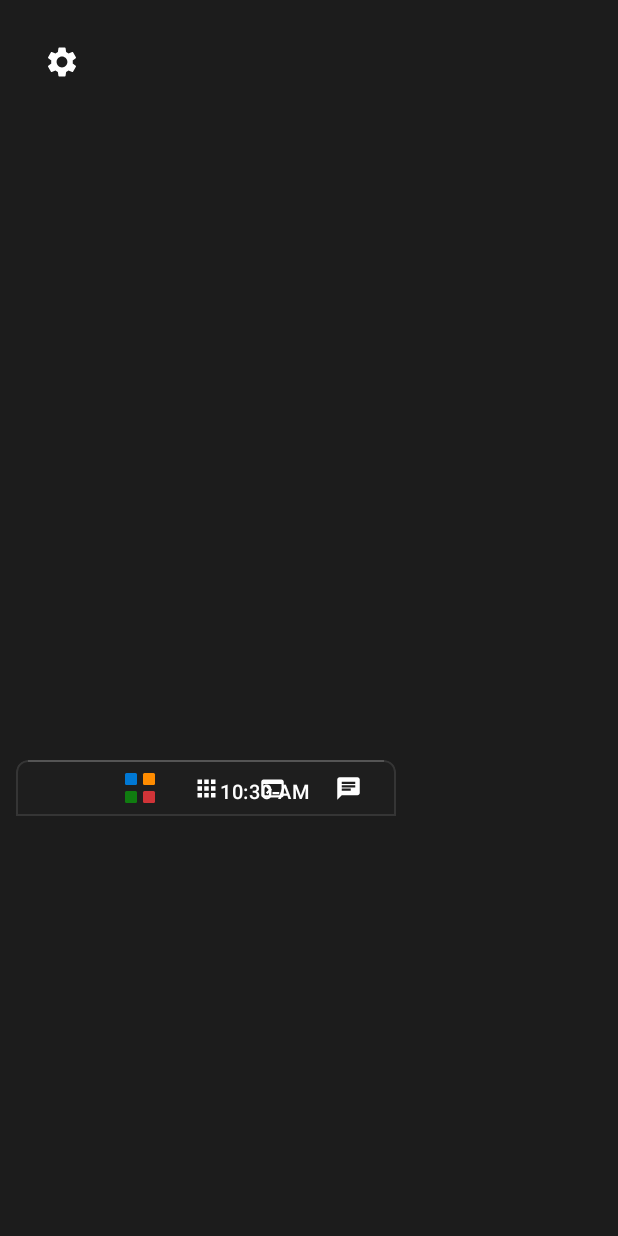
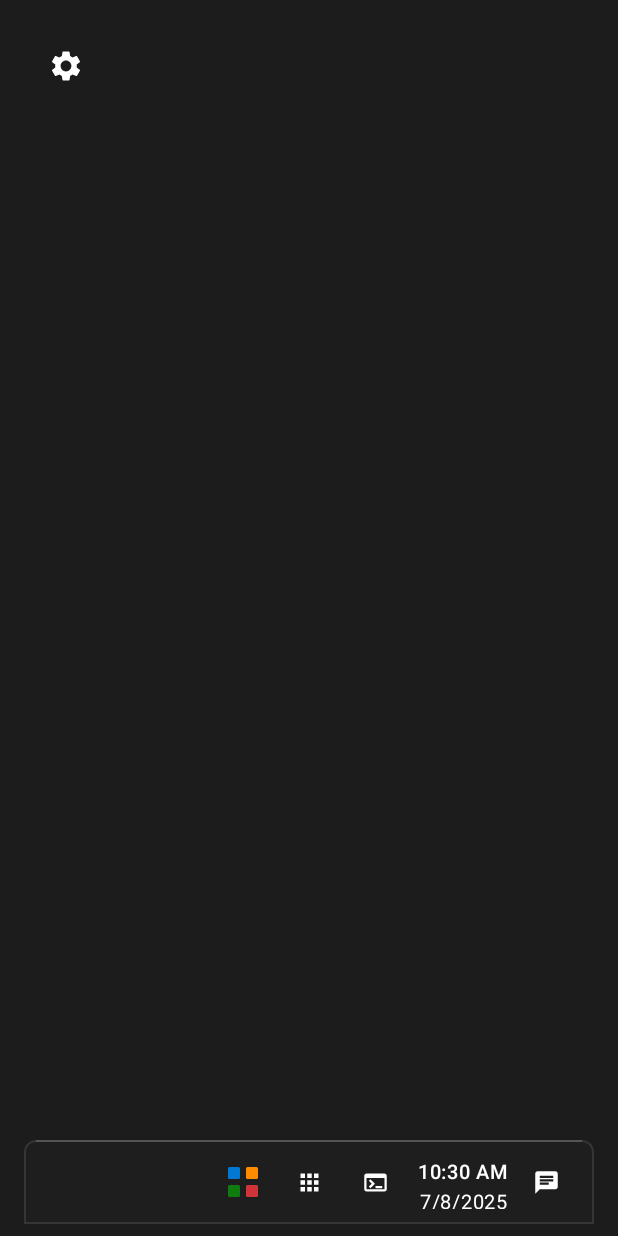
Before and after one commit to IamFishR/kotlin, an Android app built with Jetpack Compose: the composable LauncherScreen shown on its own in the app's theme, on a phone screen of 412 x 824 dp. Run offline under Robolectric (Android 15) with nearby library versions, the light colour scheme and no system bars; our stand-ins replace Dagger/Hilt's generated code, Room's generated code; libraries missing offline, so code that uses them is left out: com.google.mediapipe.tasks; 2 statements that could not run were skipped.

Commit message:
✅ Taskbar Visibility - Now properly displayed at bottom   - ✅ StartMenu Positioning - Correctly positioned above taskbar   - ✅ Content Area Bounds - Proper padding prevents overlap   - ✅ Settings Icon - Visible in top-left corner   - ✅ All Components - Using consistent LayoutConstants

```diff
--- a/app/src/main/java/com/win11launcher/ui/LauncherScreen.kt
+++ b/app/src/main/java/com/win11launcher/ui/LauncherScreen.kt
@@ -55,15 +55,22 @@ fun LauncherScreen() {
     }
 
     val systemStatus by systemStatusManager.systemStatus
-    val workingAreaCalculator = rememberWorkingAreaCalculator()
 
     WallpaperBackground(
         wallpaper = wallpaperManager.getWallpaper(),
         modifier = Modifier.fillMaxSize()
     ) {
-        // Working area for main content
-        WorkingAreaContainer(
-            workingAreaCalculator = workingAreaCalculator
+        Box(modifier = Modifier.fillMaxSize()) {
+            // Main content area - simple padding from bottom for taskbar
+            Box(
+                modifier = Modifier
+                    .fillMaxSize()
+                    .padding(
+                        top = LayoutConstants.WORKING_AREA_PADDING_TOP,
+                        start = LayoutConstants.WORKING_AREA_PADDING_HORIZONTAL,
+                        end = LayoutConstants.WORKING_AREA_PADDING_HORIZONTAL,
+                        bottom = LayoutConstants.TASKBAR_HEIGHT + LayoutConstants.TASKBAR_MARGIN_BOTTOM + LayoutConstants.WORKING_AREA_PADDING_BOTTOM
+                    )
             ) {
                 when {
                     showSettings -> {
@@ -85,7 +92,7 @@ fun LauncherScreen() {
                     }
                 }
 
-            // Settings icon in top left corner of the working area
+                // Settings icon in top left corner
                 if (!showSettings && !showAllApps) {
                     IconButton(
                         onClick = { showSettings = true },
@@ -111,9 +118,17 @@ fun LauncherScreen() {
                 )
             }
 
-        // Taskbar container with proper positioning
-        TaskbarContainer(
-            workingAreaCalculator = workingAreaCalculator
+            // Taskbar - positioned at bottom with margins
+            Box(
+                modifier = Modifier
+                    .align(Alignment.BottomCenter)
+                    .fillMaxWidth()
+                    .padding(
+                        start = LayoutConstants.TASKBAR_MARGIN_HORIZONTAL,
+                        end = LayoutConstants.TASKBAR_MARGIN_HORIZONTAL,
+                        bottom = LayoutConstants.TASKBAR_MARGIN_BOTTOM
+                    )
+                    .height(LayoutConstants.TASKBAR_HEIGHT)
             ) {
                 Taskbar(
                     modifier = Modifier.fillMaxSize(),
@@ -134,12 +149,14 @@ fun LauncherScreen() {
                 )
             }
 
-        // StartMenu overlay with proper positioning
+            // StartMenu overlay - positioned above taskbar
             if (showStartMenu) {
-            OverlayContainer(
-                position = workingAreaCalculator.getStartMenuPosition(),
-                showBackdrop = false,
-                onDismiss = { showStartMenu = false }
+                Box(
+                    modifier = Modifier
+                        .align(Alignment.BottomCenter)
+                        .padding(
+                            bottom = LayoutConstants.TASKBAR_HEIGHT + LayoutConstants.TASKBAR_MARGIN_BOTTOM + LayoutConstants.START_MENU_MARGIN_BOTTOM
+                        )
                 ) {
                     StartMenu(
                         modifier = Modifier
@@ -151,3 +168,4 @@ fun LauncherScreen() {
             }
         }
     }
+}
--- a/app/src/main/java/com/win11launcher/ui/layout/WorkingAreaCalculator.kt
+++ b/app/src/main/java/com/win11launcher/ui/layout/WorkingAreaCalculator.kt
@@ -92,6 +92,11 @@ class WorkingAreaCalculator(
         return Offset(x, y.coerceAtLeast(LayoutConstants.WORKING_AREA_PADDING_TOP.value))
     }
 
+    fun getTaskbarPosition(): Offset {
+        val bounds = calculateBounds()
+        return Offset(bounds.taskbarArea.left, bounds.taskbarArea.top)
+    }
+
     fun isPositionInTaskbar(position: Offset): Boolean {
         return calculateBounds().taskbarArea.contains(position)
     }
```
Lines whose indentation alone changed are shown as unchanged.
